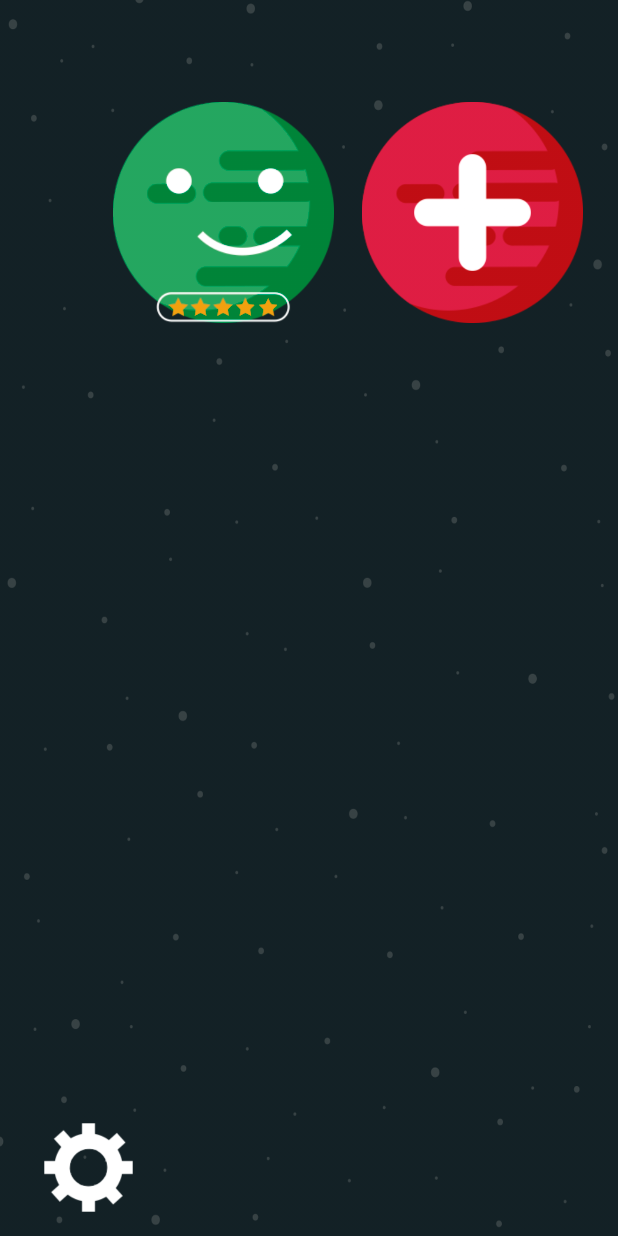
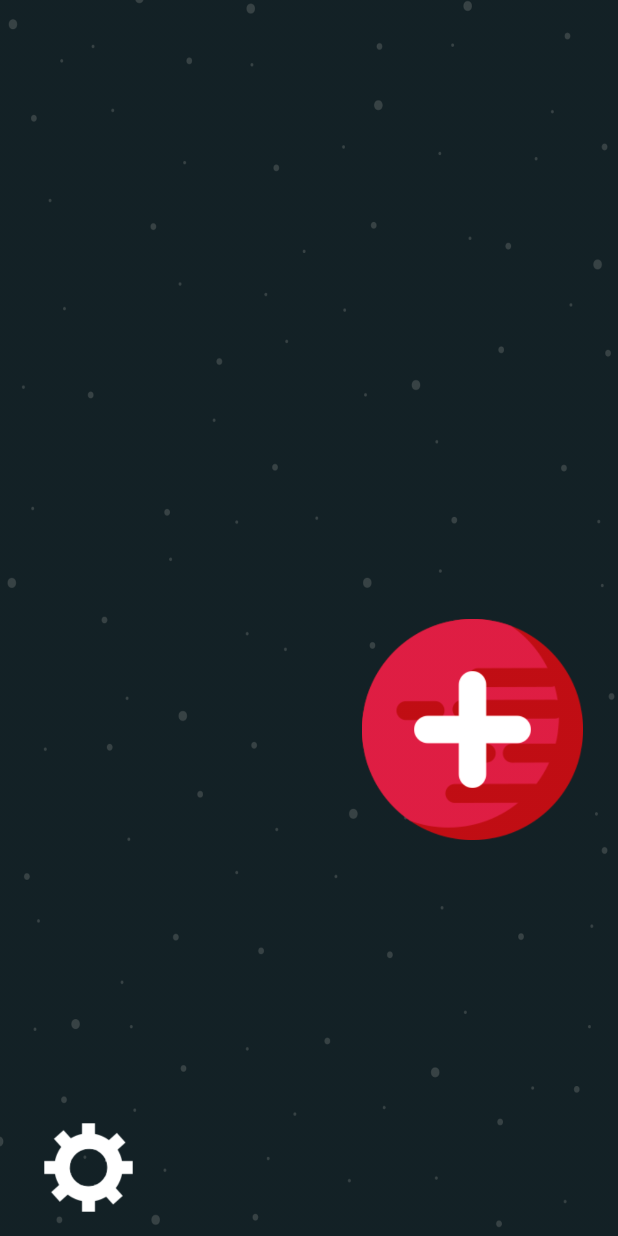
Before and after one commit to EspakioDev/EspakioApp, an Android app: the MenuUsuarios screen opened directly, with no data from a screen before it, on a phone screen of 412 x 824 dp. Run offline under Robolectric (Android 15) with nearby library versions, the phone set to English and light mode, and no system bars; 4 statements that could not run were skipped.

Commit message:
En esta version se recupera los usuarios registrados en el menú de usuarios

```diff
--- a/app/src/main/java/com/development/espakio/appespakio/activities/MenuJuegos.java
+++ b/app/src/main/java/com/development/espakio/appespakio/activities/MenuJuegos.java
@@ -45,10 +45,12 @@ public class MenuJuegos extends AppCompatActivity implements View.OnClickListene
 
         cliente = (Cliente) getIntent().getExtras().getSerializable("cliente");
         usuario = (Usuario) getIntent().getExtras().getSerializable("usuario");
-        Toast.makeText(this, "Cliente que recibi"+ cliente.IDtoString(), Toast.LENGTH_SHORT).show();
-        Toast.makeText(this, "Usuario que recibi"+ usuario.IDtoString(), Toast.LENGTH_SHORT).show();
+            //Toast.makeText(MenuJuegos.this, "Cliente que recibi" + cliente.IDtoString(), Toast.LENGTH_SHORT).show();
+            //Toast.makeText(MenuJuegos.this, "Usuario que recibi" + usuario.IDtoString(), Toast.LENGTH_SHORT).show();
         changeStatusBarColor();
     }
+
+
     private void changeStatusBarColor() {
         if (Build.VERSION.SDK_INT >= Build.VERSION_CODES.LOLLIPOP) {
             Window window = getWindow();
--- a/app/src/main/java/com/development/espakio/appespakio/activities/MenuUsuarios.java
+++ b/app/src/main/java/com/development/espakio/appespakio/activities/MenuUsuarios.java
@@ -16,12 +16,16 @@ import android.widget.Toast;
 import com.development.espakio.appespakio.R;
 import com.development.espakio.appespakio.models.BackgroundWorker;
 import com.development.espakio.appespakio.models.Cliente;
+import com.development.espakio.appespakio.models.Usuario;
+
+import java.lang.ref.Reference;
 
 public class MenuUsuarios extends AppCompatActivity implements View.OnClickListener{
 
-    private ImageView btnUsuarioUno, btnUsuarioPlus;
+    private ImageView btnUsuarioUno, btnUsuarioDos, btnUsuarioTres, btnUsuarioPlus;
     private Button btnConfig;
     private Cliente cliente;
+
     @Override
     protected void onCreate(Bundle savedInstanceState) {
         super.onCreate(savedInstanceState);
@@ -33,6 +37,12 @@ public class MenuUsuarios extends AppCompatActivity implements View.OnClickListe
         btnUsuarioUno = (ImageView) findViewById(R.id.menuUsu_imgUsuarioUno);
         btnUsuarioUno.setOnClickListener(this);
 
+        btnUsuarioDos = (ImageView) findViewById(R.id.menuUsu_imgUsuarioDos);
+        btnUsuarioDos.setOnClickListener(this);
+
+        btnUsuarioTres = (ImageView) findViewById(R.id.menuUsu_imgUsuarioTres);
+        btnUsuarioTres.setOnClickListener(this);
+
         btnUsuarioPlus = (ImageView) findViewById(R.id.menuUsu_imgUsuarioPlus);
         btnUsuarioPlus.setOnClickListener(this);
 
@@ -40,8 +50,29 @@ public class MenuUsuarios extends AppCompatActivity implements View.OnClickListe
         btnConfig.setOnClickListener(this);
 
         cliente = (Cliente) getIntent().getExtras().getSerializable("cliente");
+        //obtenerUsuarios();
         Toast.makeText(this, "La informacion que recibi"+cliente.IDtoString(), Toast.LENGTH_SHORT).show();
-        obtenerUsuarios();
+        Toast.makeText(this, "ID de Usuarios:"+cliente.IDUsuarios(), Toast.LENGTH_SHORT).show();
+
+        int i = cliente.sizeUsuarios();
+
+        switch (i) {
+            case 0:
+                btnUsuarioUno.setVisibility(View.INVISIBLE);
+                btnUsuarioDos.setVisibility(View.INVISIBLE);
+                btnUsuarioTres.setVisibility(View.INVISIBLE);
+                break;
+            case 1:
+                btnUsuarioDos.setVisibility(View.INVISIBLE);
+                btnUsuarioTres.setVisibility(View.INVISIBLE);
+                break;
+            case 2:
+                btnUsuarioTres.setVisibility(View.INVISIBLE);
+                break;
+            case 3:
+                btnUsuarioPlus.setVisibility(View.INVISIBLE);
+                break;
+        }
 
         changeStatusBarColor();
     }
@@ -63,7 +94,19 @@ public class MenuUsuarios extends AppCompatActivity implements View.OnClickListe
                 intent.putExtra("cliente", cliente);
                 break;
             case R.id.menuUsu_imgUsuarioUno:
-                intent = new Intent(this, SplashScreen3.class);
+                intent = new Intent(this, MenuJuegos.class);
+                intent.putExtra("cliente", cliente);
+                intent.putExtra("usuario", cliente.getUsuario(0));
+                break;
+            case R.id.menuUsu_imgUsuarioDos:
+                intent = new Intent(this, MenuJuegos.class);
+                intent.putExtra("cliente", cliente);
+                intent.putExtra("usuario", cliente.getUsuario(1));
+                break;
+            case R.id.menuUsu_imgUsuarioTres:
+                intent = new Intent(this, MenuJuegos.class);
+                intent.putExtra("cliente", cliente);
+                intent.putExtra("usuario", cliente.getUsuario(2));
                 break;
             case R.id.menuUsu_btnConfig:
                 intent = new Intent(this, Configuraciones.class);
@@ -81,4 +124,5 @@ public class MenuUsuarios extends AppCompatActivity implements View.OnClickListe
         worker.setClient(cliente);
         worker.execute(type, Integer.toString(cliente.getID()));
     }
+
 }
--- a/app/src/main/res/layout/activity_menu_usuarios.xml
+++ b/app/src/main/res/layout/activity_menu_usuarios.xml
@@ -12,15 +12,42 @@
         android:layout_width="162dp"
         android:layout_height="147dp"
         android:layout_marginBottom="8dp"
-        android:layout_marginEnd="4dp"
+        android:layout_marginEnd="8dp"
         android:layout_marginStart="8dp"
+        android:layout_marginTop="8dp"
+        app:layout_constraintBottom_toTopOf="@+id/menuUsu_imgUsuarioTres"
+        app:layout_constraintEnd_toStartOf="@+id/menuUsu_imgUsuarioDos"
+        app:layout_constraintHorizontal_bias="0.692"
+        app:layout_constraintStart_toStartOf="parent"
+        app:layout_constraintTop_toTopOf="parent"
+        app:layout_constraintVertical_bias="0.505"
+        app:srcCompat="@drawable/img_usuario_1" />
+
+    <ImageView
+        android:id="@+id/menuUsu_imgUsuarioDos"
+        android:layout_width="162dp"
+        android:layout_height="147dp"
+        android:layout_marginBottom="8dp"
+        android:layout_marginStart="204dp"
+        android:layout_marginTop="8dp"
+        app:layout_constraintBottom_toTopOf="@+id/menuUsu_imgUsuarioPlus"
+        app:layout_constraintStart_toStartOf="parent"
+        app:layout_constraintTop_toTopOf="parent"
+        app:srcCompat="@drawable/img_usuario_1" />
+
+    <ImageView
+        android:id="@+id/menuUsu_imgUsuarioTres"
+        android:layout_width="162dp"
+        android:layout_height="147dp"
+        android:layout_marginBottom="8dp"
+        android:layout_marginEnd="8dp"
+        android:layout_marginStart="16dp"
         android:layout_marginTop="8dp"
         app:layout_constraintBottom_toBottomOf="parent"
         app:layout_constraintEnd_toStartOf="@+id/menuUsu_imgUsuarioPlus"
-        app:layout_constraintHorizontal_bias="1.0"
         app:layout_constraintStart_toStartOf="parent"
         app:layout_constraintTop_toTopOf="parent"
-        app:layout_constraintVertical_bias="0.091"
+        app:layout_constraintVertical_bias="0.613"
         app:srcCompat="@drawable/img_usuario_1" />
 
     <ImageView
@@ -33,7 +60,7 @@
         app:layout_constraintBottom_toBottomOf="parent"
         app:layout_constraintEnd_toEndOf="parent"
         app:layout_constraintTop_toTopOf="parent"
-        app:layout_constraintVertical_bias="0.091"
+        app:layout_constraintVertical_bias="0.613"
         app:srcCompat="@drawable/img_usuarioplus" />
 
     <Button
```
Also changed, not shown: app/src/main/java/com/development/espakio/appespakio/models/BackgroundWorker.java (+18 -8 lines), app/src/main/java/com/development/espakio/appespakio/models/Cliente.java (+8 -0 lines).
